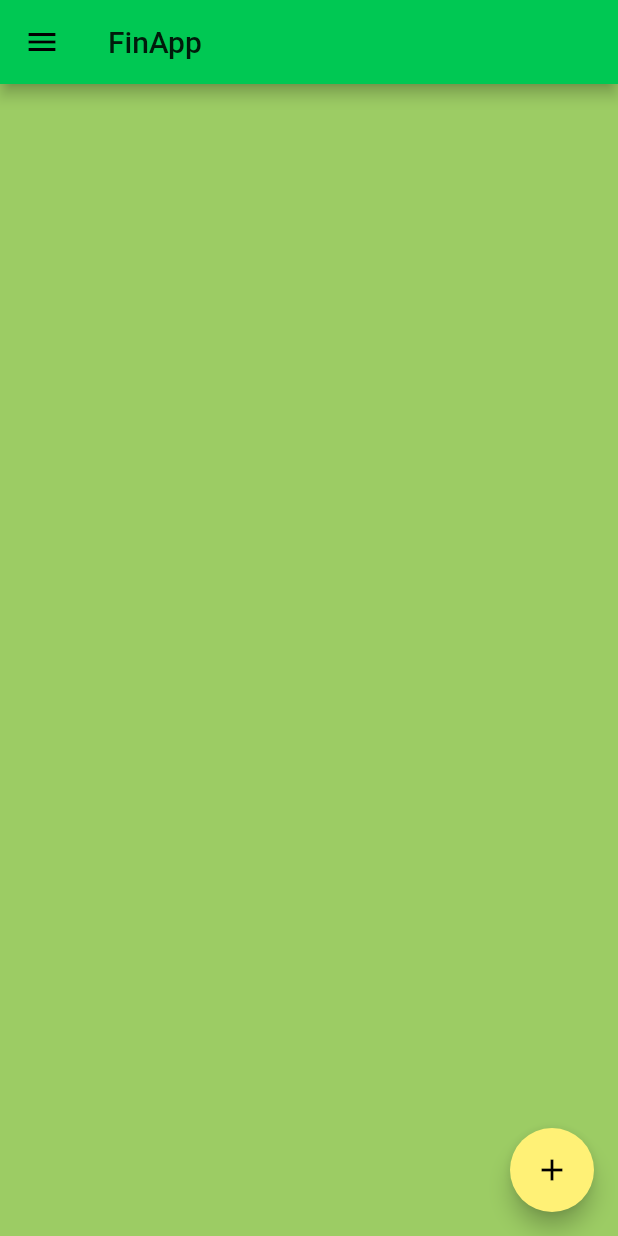
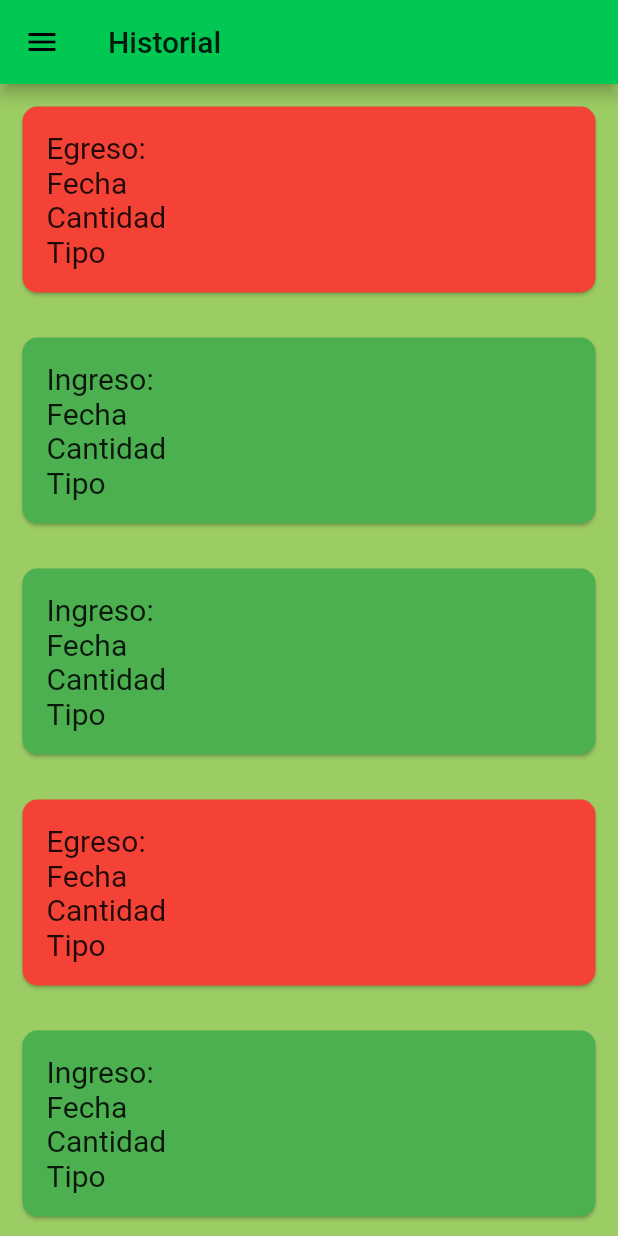
Before and after one commit to CARDONALUIS/AppFinanzasPersonales, a Flutter app: the screen it shows after launch, on a phone screen of 412 x 824 dp. Run offline on Flutter 3.47's test engine with Material 2 defaults, Android fonts, the phone set to English and light mode, and no system bars; Roboto replaces fonts that are missing (Georgia, Hind).

Commit message:
Pantalla historial creada

```diff
--- a/appfinanzaspersonales/lib/main.dart
+++ b/appfinanzaspersonales/lib/main.dart
@@ -26,7 +26,7 @@ class MyApp extends StatelessWidget {
           bodyText2: TextStyle(fontSize: 14.0, fontFamily: 'Hind'),
         ),
       ),
-      home: MyHomePage(title: 'FinApp'),
+      home: MyHomePage(title: 'Historial'),
     );
   }
 }
@@ -43,71 +43,97 @@ class MyHomePage extends StatefulWidget {
 
 // Define a corresponding State class.
 // This class holds the data related to the Form.
-class _MyCustomFormState extends State<MyHomePage> {
-  // Create a text controller and use it to retrieve the current value
-  // of the TextField.
-  final myController = TextEditingController();
+// class _MyCustomFormState extends State<MyHomePage> {
+//   // Create a text controller and use it to retrieve the current value
+//   // of the TextField.
+//   final myController = TextEditingController();
 
-  @override
-  void dispose() {
-    // Clean up the controller when the widget is disposed.
-    myController.dispose();
-    super.dispose();
-  }
+//   @override
+//   void dispose() {
+//     // Clean up the controller when the widget is disposed.
+//     myController.dispose();
+//     super.dispose();
+//   }
 
-  @override
-  Widget build(BuildContext context) {
-    return Scaffold(
-      appBar: AppBar(
-        title: Text('Retrieve Text Input'),
-      ),
-      body: Padding(
-        padding: const EdgeInsets.all(16.0),
-        child: TextField(
-          controller: myController,
-        ),
-      ),
-      floatingActionButton: FloatingActionButton(
-        // When the user presses the button, show an alert dialog containing
-        // the text that the user has entered into the text field.
-        onPressed: () {
-          showDialog(
-            context: context,
-            builder: (context) {
-              return AlertDialog(
-                // Retrieve the text the that user has entered by using the
-                // TextEditingController.
-                content: Text(myController.text),
-              );
-            },
-          );
-        },
-        tooltip: 'Show me the value!',
-        child: Icon(Icons.text_fields),
-      ),
-    );
-  }
-}
+//   @override
+//   Widget build(BuildContext context) {
+//     return Scaffold(
+//       appBar: AppBar(
+//         title: Text('Retrieve Text Input'),
+//       ),
+//       body: Padding(
+//         padding: const EdgeInsets.all(16.0),
+//         child: TextField(
+//           controller: myController,
+//         ),
+//       ),
+//       floatingActionButton: FloatingActionButton(
+//         // When the user presses the button, show an alert dialog containing
+//         // the text that the user has entered into the text field.
+//         onPressed: () {
+//           showDialog(
+//             context: context,
+//             builder: (context) {
+//               return AlertDialog(
+//                 // Retrieve the text the that user has entered by using the
+//                 // TextEditingController.
+//                 content: Text(myController.text),
+//               );
+//             },
+//           );
+//         },
+//         tooltip: 'Show me the value!',
+//         child: Icon(Icons.text_fields),
+//       ),
+//     );
+//   }
+// }
 
 class _MyHomePageState extends State<MyHomePage> {
-  int _counter = 0;
-  // Create a text controller and use it to retrieve the current value
-  // of the TextField.
-  //final myController = TextEditingController();
-
-  void _incrementCounter() {
-    setState(() {
-      _counter++;
-    });
-  }
-
   @override
   Widget build(BuildContext context) {
     return Scaffold(
       appBar: AppBar(
         title: Text(widget.title),
       ),
-      body: Center(),
+      body: Container(
+        child: Column(
+          // por cada ingreso e ingreso de la base de datos, crear un card
+          children: [
+            SizedBox(
+              width: double.infinity,
+              // height: 135,
+              child: HistorialCard("Egreso"),
+            ),
+            SizedBox(
+              width: double.infinity,
+              // height: 135,
+              child: HistorialCard("Ingreso"),
+            ),
+            SizedBox(
+              width: double.infinity,
+              // height: 135,
+              child: HistorialCard("Ingreso"),
+            ),
+            SizedBox(
+              width: double.infinity,
+              // height: 135,
+              child: HistorialCard("Egreso"),
+            ),
+            SizedBox(
+              width: double.infinity,
+              // height: 135,
+              child: HistorialCard("Ingreso"),
+            ),
+            SizedBox(
+              width: double.infinity,
+              // height: 135,
+              child: HistorialCard("Egreso"),
+            ),
+            // el scroll no funciona
+          ],
+        ),
+      ),
       drawer: Drawer(
         child: ListView(
           padding: EdgeInsets.zero,
@@ -115,13 +141,13 @@ class _MyHomePageState extends State<MyHomePage> {
             DrawerHeader(
               child: Text('Listado'),
               decoration: BoxDecoration(
-                color: Color.fromRGBO(255, 255, 168, 1),
+                color: Color.fromRGBO(156, 204, 100, 1),
               ),
             ),
             Ink(
                 color: Color.fromRGBO(0, 200, 83, 1),
                 child: ListTile(
-                  title: Text('°Ingresos y egresos'),
+                  title: Text('       °Ingresos y egresos'),
                   onTap: () {
                     Navigator.pop(context);
                     Navigator.push(
@@ -134,7 +160,7 @@ class _MyHomePageState extends State<MyHomePage> {
             Ink(
                 color: Color.fromRGBO(0, 200, 83, 1),
                 child: ListTile(
-                  title: Text('°Presupuesto'),
+                  title: Text('       °Presupuesto'),
                   onTap: () {
                     Navigator.pop(context);
                     Navigator.push(
@@ -147,7 +173,7 @@ class _MyHomePageState extends State<MyHomePage> {
             Ink(
                 color: Color.fromRGBO(0, 200, 83, 1),
                 child: ListTile(
-                  title: Text('°Gastos'),
+                  title: Text('       °Gastos'),
                   onTap: () {
                     Navigator.pop(context);
                     Navigator.push(
@@ -159,7 +185,7 @@ class _MyHomePageState extends State<MyHomePage> {
             Ink(
                 color: Color.fromRGBO(0, 200, 83, 1),
                 child: ListTile(
-                  title: Text('°Configuracion del perfil'),
+                  title: Text('       °Configuracion del perfil'),
                   onTap: () {
                     Navigator.pop(context);
                     Navigator.push(
@@ -182,11 +208,6 @@ class _MyHomePageState extends State<MyHomePage> {
           ],
         ),
       ),
-      floatingActionButton: FloatingActionButton(
-        onPressed: _incrementCounter,
-        tooltip: 'Increment',
-        child: Icon(Icons.add),
-      ), // This trailing comma makes auto-formatting nicer for build methods.
     );
   }
 }
@@ -206,7 +227,7 @@ class PantallaLogin extends StatelessWidget {
       body: Center(
         child: Column(
           children: <Widget>[
-            miCard(),
+            loginCard(),
           ],
         ),
       ),
@@ -239,7 +260,7 @@ class PantallaLogin extends StatelessWidget {
   }
 }
 
-Card miCard() {
+Card loginCard() {
   return Card(
     shape: RoundedRectangleBorder(borderRadius: BorderRadius.circular(10)),
     margin: EdgeInsets.all(15),
@@ -274,3 +295,33 @@ Card miCard() {
     ),
   );
 }
+
+// cosas del historial (pantalla principal)
+Card HistorialCard(String tipo) {
+  Color color;
+  if (tipo == "Egreso")
+    color = Colors.red;
+  else
+    color = Colors.green;
+
+  return Card(
+    shape: RoundedRectangleBorder(borderRadius: BorderRadius.circular(10)),
+    margin: EdgeInsets.all(15),
+    color: color,
+    child: Padding(
+      padding: EdgeInsets.all(16.0),
+      child: Column(
+          crossAxisAlignment: CrossAxisAlignment.start,
+          children: <Widget>[
+            Text("$tipo:",
+                textAlign: TextAlign.left, style: TextStyle(fontSize: 20)),
+            Text("Fecha",
+                textAlign: TextAlign.left, style: TextStyle(fontSize: 20)),
+            Text("Cantidad",
+                textAlign: TextAlign.left, style: TextStyle(fontSize: 20)),
+            Text("Tipo",
+                textAlign: TextAlign.left, style: TextStyle(fontSize: 20)),
+          ]),
+    ),
+  );
+}
```
